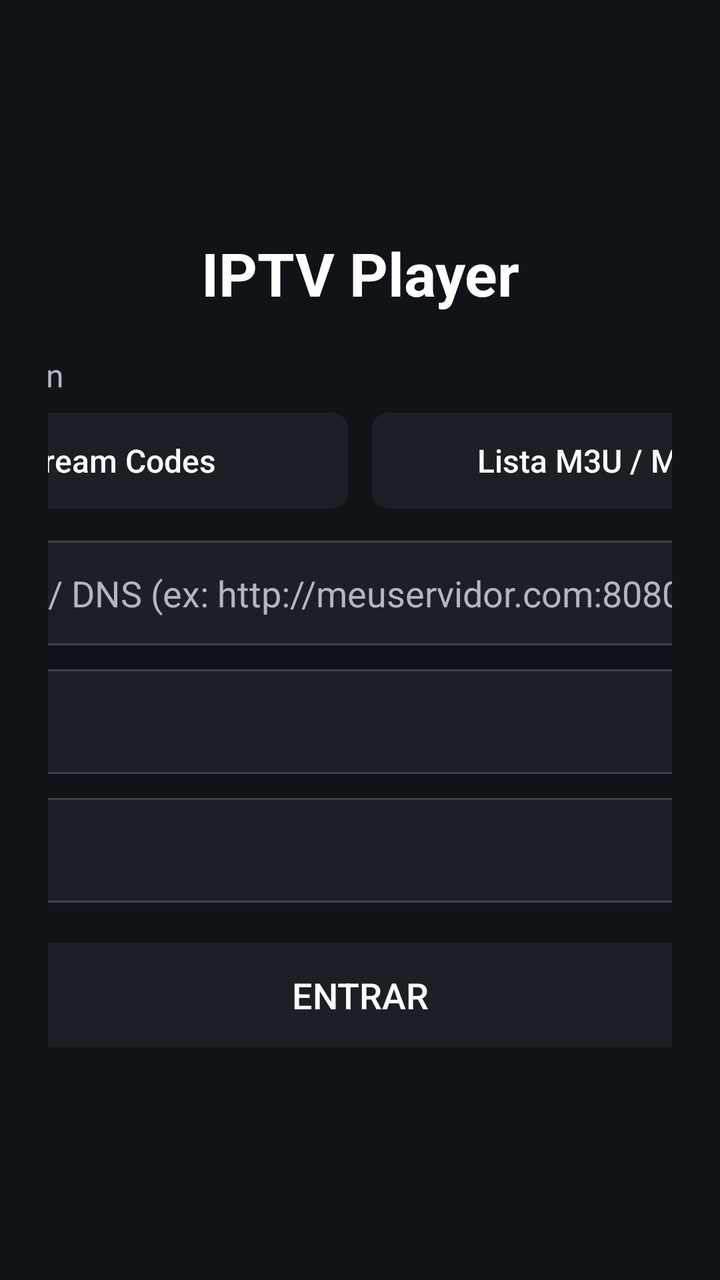
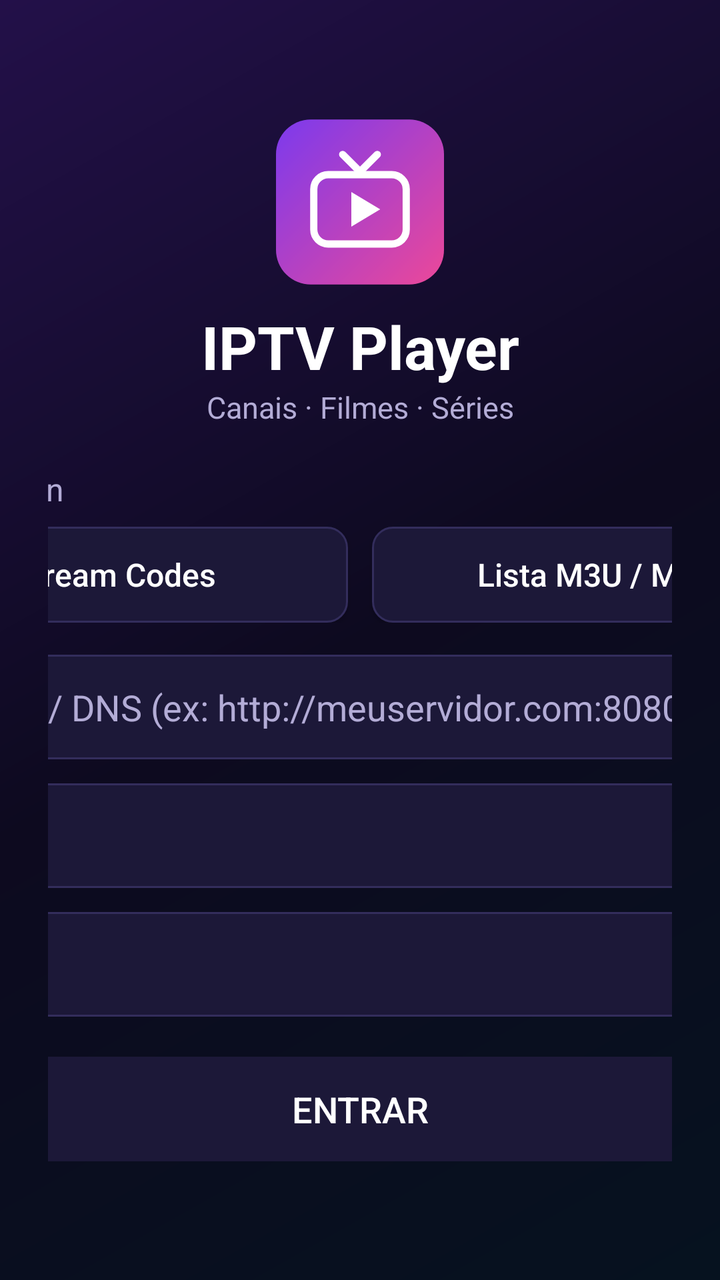

Compare the two renders of this Android layout. The source of the first and the diff that turns it into the second are given below.
<!-- AndroidManifest.xml: application theme AppTheme -->
<!-- res/layout/activity_login.xml -->
<?xml version="1.0" encoding="utf-8"?>
<ScrollView xmlns:android="http://schemas.android.com/apk/res/android"
    android:layout_width="match_parent"
    android:layout_height="match_parent"
    android:fillViewport="true">

    <LinearLayout
        android:layout_width="match_parent"
        android:layout_height="match_parent"
        android:gravity="center"
        android:orientation="vertical"
        android:padding="24dp">

        <LinearLayout
            android:id="@+id/loginBox"
            android:layout_width="480dp"
            android:layout_height="wrap_content"
            android:orientation="vertical">

            <TextView
                android:layout_width="match_parent"
                android:layout_height="wrap_content"
                android:gravity="center"
                android:text="IPTV Player"
                android:textColor="@color/text"
                android:textSize="30sp"
                android:textStyle="bold" />

            <TextView
                android:layout_width="match_parent"
                android:layout_height="wrap_content"
                android:layout_marginTop="20dp"
                android:text="Tipo de login"
                android:textColor="@color/muted"
                android:textSize="16sp" />

            <LinearLayout
                android:layout_width="match_parent"
                android:layout_height="wrap_content"
                android:layout_marginTop="8dp"
                android:orientation="horizontal">

                <Button
                    android:id="@+id/btnModeXtream"
                    android:layout_width="0dp"
                    android:layout_height="wrap_content"
                    android:layout_marginEnd="6dp"
                    android:layout_weight="1"
                    android:background="@drawable/tab_bg"
                    android:padding="12dp"
                    android:text="Xtream Codes"
                    android:textAllCaps="false"
                    android:textColor="@color/text"
                    android:textSize="16sp" />

                <Button
                    android:id="@+id/btnModeM3u"
                    android:layout_width="0dp"
                    android:layout_height="wrap_content"
                    android:layout_marginStart="6dp"
                    android:layout_weight="1"
                    android:background="@drawable/tab_bg"
                    android:padding="12dp"
                    android:text="Lista M3U / M3U8"
                    android:textAllCaps="false"
                    android:textColor="@color/text"
                    android:textSize="16sp" />
            </LinearLayout>

            <LinearLayout
                android:id="@+id/groupXtream"
                android:layout_width="match_parent"
                android:layout_height="wrap_content"
                android:orientation="vertical">

                <EditText
                    android:id="@+id/etServer"
                    android:layout_width="match_parent"
                    android:layout_height="wrap_content"
                    android:layout_marginTop="16dp"
                    android:background="@drawable/input_bg"
                    android:hint="Servidor / DNS (ex: http://meuservidor.com:8080)"
                    android:imeOptions="actionNext"
                    android:inputType="textUri"
                    android:padding="14dp"
                    android:textColor="@color/text"
                    android:textColorHint="@color/muted"
                    android:textSize="18sp" />

                <EditText
                    android:id="@+id/etUser"
                    android:layout_width="match_parent"
                    android:layout_height="wrap_content"
                    android:layout_marginTop="12dp"
                    android:background="@drawable/input_bg"
                    android:hint="Usuário"
                    android:imeOptions="actionNext"
                    android:inputType="textNoSuggestions"
                    android:padding="14dp"
                    android:textColor="@color/text"
                    android:textColorHint="@color/muted"
                    android:textSize="18sp" />

                <EditText
                    android:id="@+id/etPass"
                    android:layout_width="match_parent"
                    android:layout_height="wrap_content"
                    android:layout_marginTop="12dp"
                    android:background="@drawable/input_bg"
                    android:hint="Senha"
                    android:imeOptions="actionDone"
                    android:inputType="textPassword"
                    android:padding="14dp"
                    android:textColor="@color/text"
                    android:textColorHint="@color/muted"
                    android:textSize="18sp" />
            </LinearLayout>

            <LinearLayout
                android:id="@+id/groupM3u"
                android:layout_width="match_parent"
                android:layout_height="wrap_content"
                android:orientation="vertical"
                android:visibility="gone">

                <EditText
                    android:id="@+id/etM3u"
                    android:layout_width="match_parent"
                    android:layout_height="wrap_content"
                    android:layout_marginTop="16dp"
                    android:background="@drawable/input_bg"
                    android:hint="URL da lista (http://.../lista.m3u)"
                    android:imeOptions="actionDone"
                    android:inputType="textUri"
                    android:padding="14dp"
                    android:textColor="@color/text"
                    android:textColorHint="@color/muted"
                    android:textSize="18sp" />

                <TextView
                    android:layout_width="match_parent"
                    android:layout_height="wrap_content"
                    android:layout_marginTop="8dp"
                    android:text="Aceita listas .m3u, .m3u8 e links get.php. Canais, filmes e séries são separados automaticamente."
                    android:textColor="@color/muted"
                    android:textSize="14sp" />
            </LinearLayout>

            <TextView
                android:id="@+id/tvError"
                android:layout_width="match_parent"
                android:layout_height="wrap_content"
                android:layout_marginTop="12dp"
                android:textColor="@color/error"
                android:textSize="16sp"
                android:visibility="gone" />

            <Button
                android:id="@+id/btnLogin"
                android:layout_width="match_parent"
                android:layout_height="wrap_content"
                android:layout_marginTop="20dp"
                android:background="@drawable/row_bg"
                android:padding="14dp"
                android:text="Entrar"
                android:textColor="@color/text"
                android:textSize="18sp" />

            <ProgressBar
                android:id="@+id/progress"
                android:layout_width="wrap_content"
                android:layout_height="wrap_content"
                android:layout_gravity="center_horizontal"
                android:layout_marginTop="16dp"
                android:visibility="gone" />
        </LinearLayout>
    </LinearLayout>
</ScrollView>
<!-- resources referenced by this layout -->
<resources>
  <color name="error">#FFFF6B6B</color>
  <color name="muted">#FFB0B7C0</color>
  <!-- drawable input_bg (drawable) -->
  <?xml version="1.0" encoding="utf-8"?>
  <selector xmlns:android="http://schemas.android.com/apk/res/android">
      <item android:state_focused="true">
          <shape android:shape="rectangle">
              <solid android:color="@color/panel" />
              <stroke android:width="3dp" android:color="@color/accent" />
              <corners android:radius="8dp" />
          </shape>
      </item>
      <item>
          <shape android:shape="rectangle">
              <solid android:color="@color/panel" />
              <stroke android:width="1dp" android:color="#FF3A434E" />
              <corners android:radius="8dp" />
          </shape>
      </item>
  </selector>
  <!-- drawable row_bg (drawable) -->
  <?xml version="1.0" encoding="utf-8"?>
  <selector xmlns:android="http://schemas.android.com/apk/res/android">
      <item android:state_focused="true">
          <shape android:shape="rectangle">
              <solid android:color="@color/accent" />
              <corners android:radius="8dp" />
          </shape>
      </item>
      <item android:state_selected="true">
          <shape android:shape="rectangle">
              <solid android:color="#FF2A3441" />
              <corners android:radius="8dp" />
          </shape>
      </item>
      <item>
          <shape android:shape="rectangle">
              <solid android:color="@color/panel" />
              <corners android:radius="8dp" />
          </shape>
      </item>
  </selector>
  <!-- drawable tab_bg (drawable) -->
  <?xml version="1.0" encoding="utf-8"?>
  <selector xmlns:android="http://schemas.android.com/apk/res/android">
      <item android:state_focused="true">
          <shape android:shape="rectangle">
              <solid android:color="@color/accent" />
              <stroke android:width="2dp" android:color="@color/text" />
              <corners android:radius="8dp" />
          </shape>
      </item>
      <item android:state_selected="true">
          <shape android:shape="rectangle">
              <solid android:color="@color/accent" />
              <corners android:radius="8dp" />
          </shape>
      </item>
      <item>
          <shape android:shape="rectangle">
              <solid android:color="@color/panel" />
              <corners android:radius="8dp" />
          </shape>
      </item>
  </selector>
  <style name="AppTheme" parent="Theme.AppCompat.NoActionBar">
          <item name="android:windowBackground">@color/bg</item>
          <item name="colorAccent">@color/accent</item>
      </style>
  <color name="panel">#FF1B2027</color>
  <color name="accent">#FF2F80ED</color>
  <color name="bg">#FF101418</color>
  <!-- unchanged entries left out for length: 1 -->
</resources>

<!-- the commit's change to res/layout/activity_login.xml (unified diff, before → after) -->
@@ -17,14 +17,30 @@
             android:layout_height="wrap_content"
             android:orientation="vertical">
 
+            <ImageView
+                android:layout_width="84dp"
+                android:layout_height="84dp"
+                android:layout_gravity="center_horizontal"
+                android:contentDescription="Logo"
+                android:src="@drawable/ic_launcher" />
+
             <TextView
                 android:layout_width="match_parent"
                 android:layout_height="wrap_content"
+                android:layout_marginTop="10dp"
                 android:gravity="center"
                 android:text="IPTV Player"
                 android:textColor="@color/text"
                 android:textSize="30sp"
                 android:textStyle="bold" />
+
+            <TextView
+                android:layout_width="match_parent"
+                android:layout_height="wrap_content"
+                android:gravity="center"
+                android:text="Canais · Filmes · Séries"
+                android:textColor="@color/muted"
+                android:textSize="15sp" />
 
             <TextView
                 android:layout_width="match_parent"
<!-- resource entries referenced after the edit -->
@@ -1,22 +1,42 @@
 <!-- resources referenced by this layout -->
 <resources>
-  <color name="error">#FFFF6B6B</color>
-  <color name="muted">#FFB0B7C0</color>
+  <color name="error">#FFFF6B81</color>
+  <color name="muted">#FFB3ACD6</color>
+  <!-- drawable ic_launcher (drawable) -->
+  <?xml version="1.0" encoding="utf-8"?>
+  <layer-list xmlns:android="http://schemas.android.com/apk/res/android">
+      <item>
+          <shape android:shape="rectangle">
+              <size android:width="96dp" android:height="96dp" />
+              <gradient
+                  android:angle="315"
+                  android:endColor="@color/accent2"
+                  android:startColor="@color/accent" />
+              <corners android:radius="24dp" />
+          </shape>
+      </item>
+      <item
+          android:bottom="10dp"
+          android:drawable="@drawable/logo_mark"
+          android:left="10dp"
+          android:right="10dp"
+          android:top="8dp" />
+  </layer-list>
   <!-- drawable input_bg (drawable) -->
   <?xml version="1.0" encoding="utf-8"?>
   <selector xmlns:android="http://schemas.android.com/apk/res/android">
       <item android:state_focused="true">
           <shape android:shape="rectangle">
               <solid android:color="@color/panel" />
-              <stroke android:width="3dp" android:color="@color/accent" />
-              <corners android:radius="8dp" />
+              <stroke android:width="2dp" android:color="@color/accent2" />
+              <corners android:radius="10dp" />
           </shape>
       </item>
       <item>
           <shape android:shape="rectangle">
               <solid android:color="@color/panel" />
-              <stroke android:width="1dp" android:color="#FF3A434E" />
-              <corners android:radius="8dp" />
+              <stroke android:width="1dp" android:color="@color/panel_line" />
+              <corners android:radius="10dp" />
           </shape>
       </item>
   </selector>
@@ -25,20 +45,33 @@
   <selector xmlns:android="http://schemas.android.com/apk/res/android">
       <item android:state_focused="true">
           <shape android:shape="rectangle">
-              <solid android:color="@color/accent" />
-              <corners android:radius="8dp" />
+              <gradient
+                  android:angle="0"
+                  android:endColor="@color/accent2"
+                  android:startColor="@color/accent" />
+              <corners android:radius="10dp" />
+          </shape>
+      </item>
+      <item android:state_pressed="true">
+          <shape android:shape="rectangle">
+              <gradient
+                  android:angle="0"
+                  android:endColor="@color/accent2"
+                  android:startColor="@color/accent" />
+              <corners android:radius="10dp" />
           </shape>
       </item>
       <item android:state_selected="true">
           <shape android:shape="rectangle">
-              <solid android:color="#FF2A3441" />
-              <corners android:radius="8dp" />
+              <solid android:color="@color/selected" />
+              <stroke android:width="1dp" android:color="@color/accent" />
+              <corners android:radius="10dp" />
           </shape>
       </item>
       <item>
           <shape android:shape="rectangle">
               <solid android:color="@color/panel" />
-              <corners android:radius="8dp" />
+              <corners android:radius="10dp" />
           </shape>
       </item>
   </selector>
@@ -47,31 +80,80 @@
   <selector xmlns:android="http://schemas.android.com/apk/res/android">
       <item android:state_focused="true">
           <shape android:shape="rectangle">
-              <solid android:color="@color/accent" />
+              <gradient
+                  android:angle="0"
+                  android:endColor="@color/accent2"
+                  android:startColor="@color/accent" />
               <stroke android:width="2dp" android:color="@color/text" />
-              <corners android:radius="8dp" />
+              <corners android:radius="10dp" />
           </shape>
       </item>
       <item android:state_selected="true">
           <shape android:shape="rectangle">
-              <solid android:color="@color/accent" />
-              <corners android:radius="8dp" />
+              <gradient
+                  android:angle="0"
+                  android:endColor="@color/accent2"
+                  android:startColor="@color/accent" />
+              <corners android:radius="10dp" />
           </shape>
       </item>
       <item>
           <shape android:shape="rectangle">
               <solid android:color="@color/panel" />
-              <corners android:radius="8dp" />
+              <stroke android:width="1dp" android:color="@color/panel_line" />
+              <corners android:radius="10dp" />
           </shape>
       </item>
   </selector>
   <style name="AppTheme" parent="Theme.AppCompat.NoActionBar">
-          <item name="android:windowBackground">@color/bg</item>
-          <item name="colorAccent">@color/accent</item>
+          <item name="android:windowBackground">@drawable/bg_app</item>
+          <item name="colorPrimary">@color/accent</item>
+          <item name="colorPrimaryDark">@color/bg</item>
+          <item name="colorAccent">@color/accent2</item>
       </style>
-  <color name="panel">#FF1B2027</color>
-  <color name="accent">#FF2F80ED</color>
-  <color name="bg">#FF101418</color>
+  <color name="accent2">#FFEC4899</color>
+  <color name="panel">#FF1C1838</color>
+  <color name="panel_line">#FF332D5C</color>
+  <color name="selected">#FF2E2660</color>
+  <!-- drawable bg_app (drawable) -->
+  <?xml version="1.0" encoding="utf-8"?>
+  <shape xmlns:android="http://schemas.android.com/apk/res/android"
+      android:shape="rectangle">
+      <gradient
+          android:angle="315"
+          android:centerColor="@color/bg"
+          android:endColor="@color/bg_bottom"
+          android:startColor="@color/bg_top"
+          android:type="linear" />
+  </shape>
+  <color name="accent">#FF7C3AED</color>
+  <!-- drawable logo_mark (drawable) -->
+  <?xml version="1.0" encoding="utf-8"?>
+  <vector xmlns:android="http://schemas.android.com/apk/res/android"
+      android:width="96dp"
+      android:height="96dp"
+      android:viewportWidth="96"
+      android:viewportHeight="96">
+      
+      <path
+          android:pathData="M36,16 L48,28 L60,16"
+          android:strokeWidth="5"
+          android:strokeColor="#FFFFFFFF"
+          android:strokeLineCap="round"
+          android:strokeLineJoin="round" />
+      
+      <path
+          android:pathData="M26,30 h44 a10,10 0 0 1 10,10 v28 a10,10 0 0 1 -10,10 h-44 a10,10 0 0 1 -10,-10 v-28 a10,10 0 0 1 10,-10 z"
+          android:strokeWidth="5"
+          android:strokeColor="#FFFFFFFF" />
+      
+      <path
+          android:fillColor="#FFFFFFFF"
+          android:pathData="M42,42 L42,66 L62,54 Z" />
+  </vector>
+  <color name="bg">#FF0D0A1F</color>
+  <color name="bg_bottom">#FF06121F</color>
+  <color name="bg_top">#FF231049</color>
   <!-- unchanged entries left out for length: 1 -->
 </resources>
 
